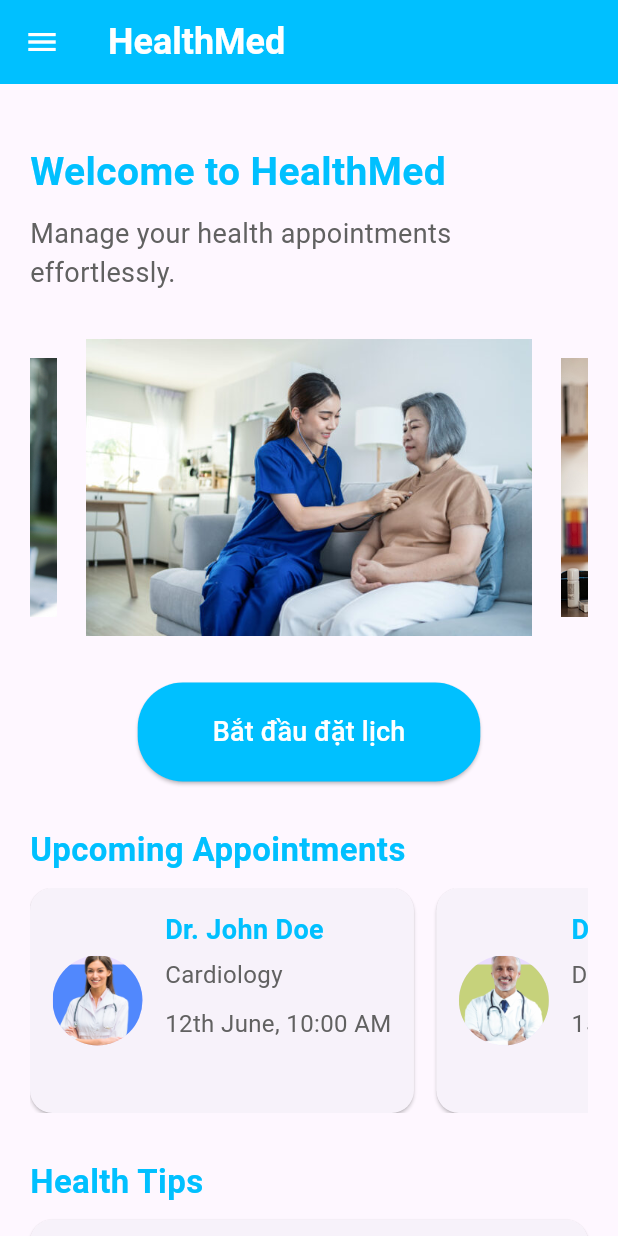
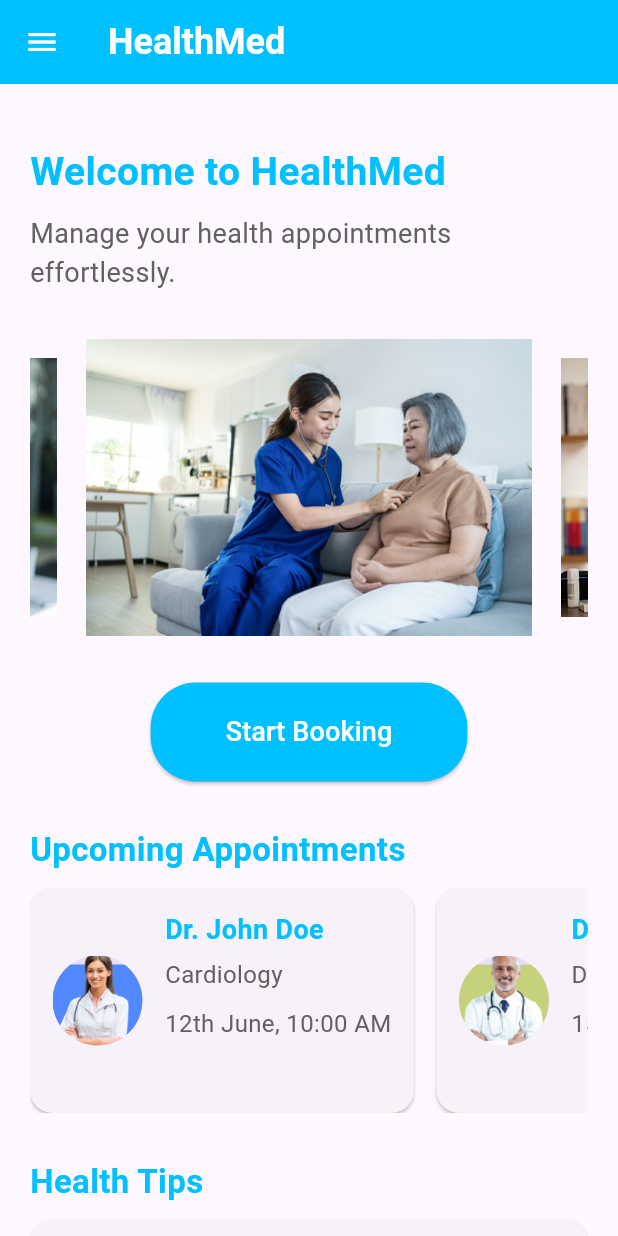
Before and after one commit to congyaki/Medical_Appointment_Booking_App, a Flutter app: the screen it shows after launch, on a phone screen of 412 x 824 dp. Run offline on Flutter 3.47's test engine with Material 3 defaults, Android fonts, the light colour scheme and no system bars; drawn by our look-alikes of carousel_slider; our stand-ins replace shared_preferences.

Commit message:
Update Doctor

```diff
--- a/lib/api/api_service.dart
+++ b/lib/api/api_service.dart
@@ -11,7 +11,7 @@ import 'package:doctor_app/models/PatientRecordVM.dart';
 import 'package:shared_preferences/shared_preferences.dart';
 
 class ApiService {
-  static const String baseUrl = 'https://71ac-2405-4802-1bae-910-7cde-fc9-1523-928d.ngrok-free.app/api';
+  static const String baseUrl = 'https://dc8f-183-80-251-51.ngrok-free.app/api';
 
   Future<String?> _getToken() async {
     final SharedPreferences prefs = await SharedPreferences.getInstance();
--- a/lib/screens/Doctor.dart
+++ b/lib/screens/Doctor.dart
@@ -33,7 +33,7 @@ class DoctorsScreen extends StatelessWidget {
                 Navigator.of(context).pop(false); // Đóng hộp thoại và trả về giá trị false
               },
               style: ElevatedButton.styleFrom(
-                primary: Colors.grey,
+                primary: Colors.white,
                 shape: RoundedRectangleBorder(
                   borderRadius: BorderRadius.circular(15),
                 ),
--- a/lib/screens/Home.dart
+++ b/lib/screens/Home.dart
@@ -124,7 +124,7 @@ class HomeScreen extends StatelessWidget {
                   ),
                 ),
                 child: Text(
-                  'Bắt đầu đặt lịch',
+                  'Start Booking',
                   style: TextStyle(
                     fontSize: 18,
                     color: Colors.white,
--- a/lib/screens/Specializations.dart
+++ b/lib/screens/Specializations.dart
@@ -84,7 +84,8 @@ class _SpecializationsScreenState extends State<SpecializationsScreen> {
                   color: Colors.blue,
                 ),
                 SizedBox(width: 15),
-                Column(
+                Expanded( // Thêm Expanded ở đây
+                  child: Column(
                     crossAxisAlignment: CrossAxisAlignment.start,
                     children: [
                       Text(
@@ -101,8 +102,11 @@ class _SpecializationsScreenState extends State<SpecializationsScreen> {
                           fontSize: 16,
                           color: Colors.grey[700],
                         ),
+                        overflow: TextOverflow.ellipsis,
+                        maxLines: 1,
                       ),
                     ],
+                  ),
                 ),
               ],
             ),
```
Lines whose indentation alone changed are shown as unchanged.
